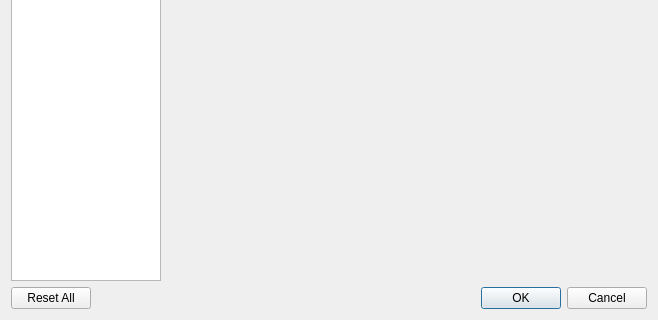
Above: src/xamp/preferencedialog.ui from billlin0904/xamp2 before the change; both pictures show x 0 to 658 and y 249 to 569 of the 658 by 569 pixel window. Below: the same form after it.
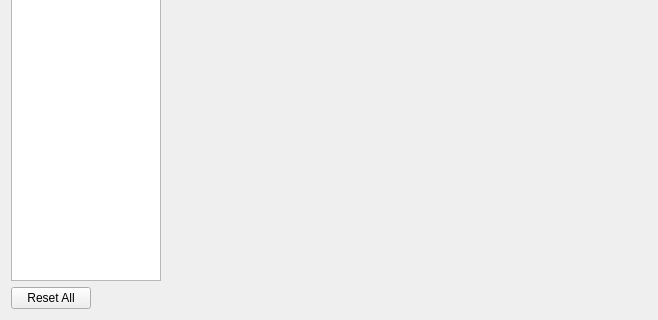
That is the form after the change.

```diff
--- a/src/xamp/preferencedialog.ui
+++ b/src/xamp/preferencedialog.ui
@@ -552,14 +552,17 @@
       </widget>
      </item>
      <item>
-      <widget class="QDialogButtonBox" name="buttonBox">
+      <spacer name="horizontalSpacer_2">
        <property name="orientation">
         <enum>Qt::Horizontal</enum>
        </property>
-       <property name="standardButtons">
-        <set>QDialogButtonBox::Cancel|QDialogButtonBox::Ok</set>
+       <property name="sizeHint" stdset="0">
+        <size>
+         <width>40</width>
+         <height>20</height>
+        </size>
        </property>
-      </widget>
+      </spacer>
      </item>
     </layout>
    </item>
```
Left out of the diff: 5 changed lines with no effect on the pictures.
